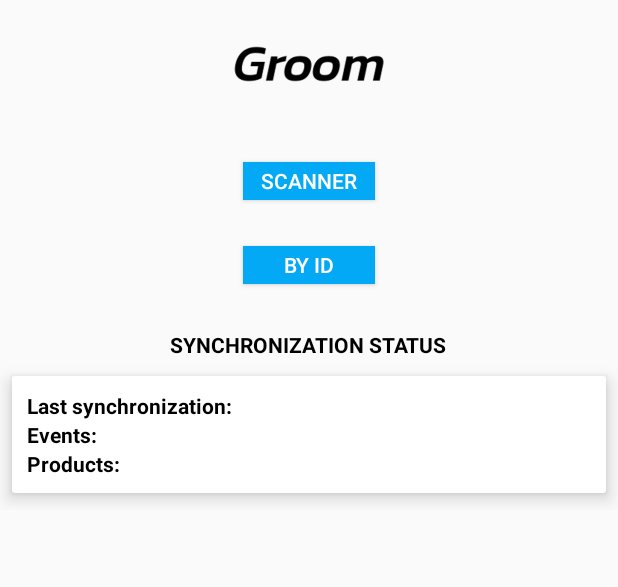
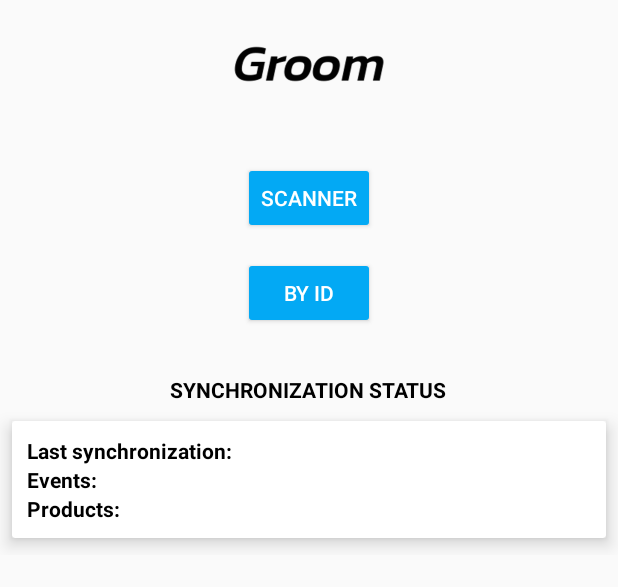
Before and after one commit to Fifoxy/groom-android, an Android app: the layout content_main.xml on its own in the app's theme, with its tools: preview values and no code run, on a phone screen of 412 x 824 dp. Shown: the top 587 px of the screen. Run offline under Robolectric (Android 15) with nearby library versions, the phone set to English and light mode, and no system bars.

Commit message:
button style

```diff
--- a/app/src/main/res/layout/content_account.xml
+++ b/app/src/main/res/layout/content_account.xml
@@ -58,9 +58,8 @@
 
         <Button
             android:layout_width="wrap_content"
-            android:layout_height="25sp"
-            android:background="@color/colorAccent"
-            android:textColor="@color/whiteText"
+            android:layout_height="wrap_content"
+            android:theme="@style/MyButton"
             android:text="@string/sign_in"
             android:layout_gravity="center"
             android:layout_marginTop="15dp"
--- a/app/src/main/res/layout/content_main.xml
+++ b/app/src/main/res/layout/content_main.xml
@@ -30,11 +30,10 @@
 
         <Button
             android:layout_width="wrap_content"
-            android:layout_height="25sp"
+            android:layout_height="wrap_content"
             android:text="@string/scanner"
             android:id="@+id/scanner_button"
-            android:background="@color/colorAccent"
-            android:textColor="@color/whiteText"
+            android:theme="@style/MyButton"
             android:layout_marginTop="15dp"
             android:layout_marginBottom="15dp"
             android:layout_gravity="center" />
@@ -42,12 +41,10 @@
 
         <Button
             android:layout_width="wrap_content"
-            android:layout_height="25sp"
+            android:layout_height="wrap_content"
             android:text="@string/by_id"
             android:id="@+id/byid_button"
-            android:background="@color/colorAccent"
-            android:textColor="@color/whiteText"
-            android:layout_marginTop="15dp"
+            android:theme="@style/MyButton"
             android:layout_marginBottom="15dp"
             android:layout_gravity="center" />
 
--- a/app/src/main/res/values/styles.xml
+++ b/app/src/main/res/values/styles.xml
@@ -19,4 +19,10 @@
 
     <style name="AppTheme.PopupOverlay" parent="ThemeOverlay.AppCompat.Light" />
 
+    <style name="MyButton" parent="Theme.AppCompat.Light">
+        <item name="colorControlHighlight">@color/colorPrimaryDark</item>
+        <item name="colorButtonNormal">@color/colorAccent</item>
+        <item name="android:textColor">@color/whiteText</item>
+    </style>
+
 </resources>
```
